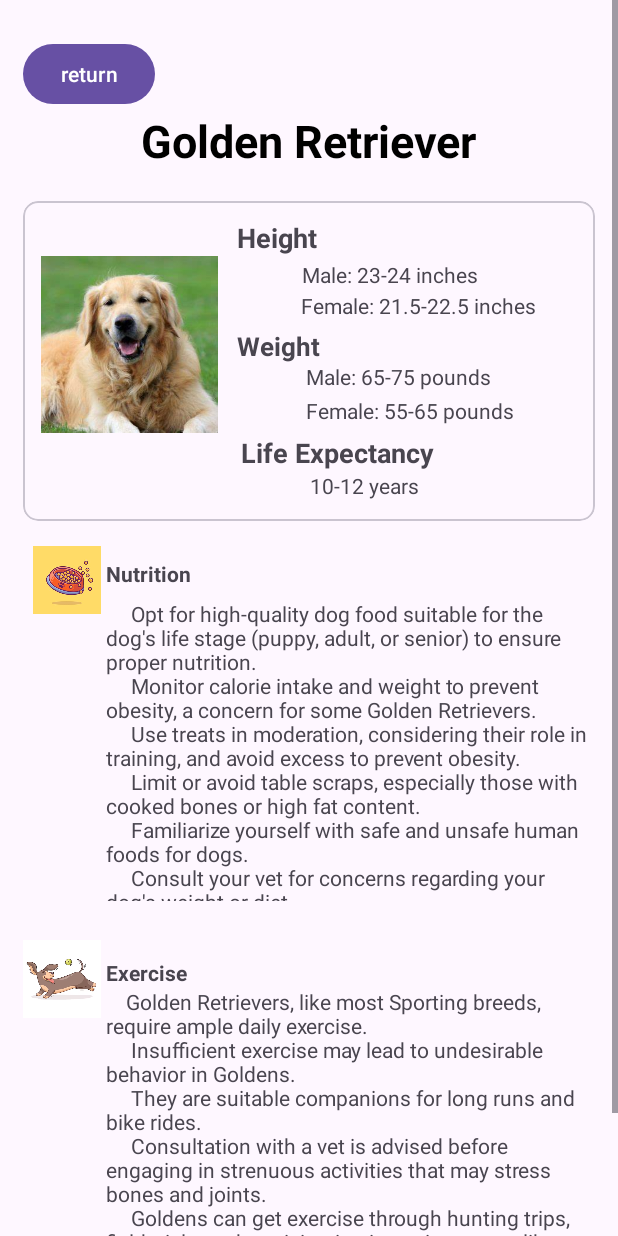
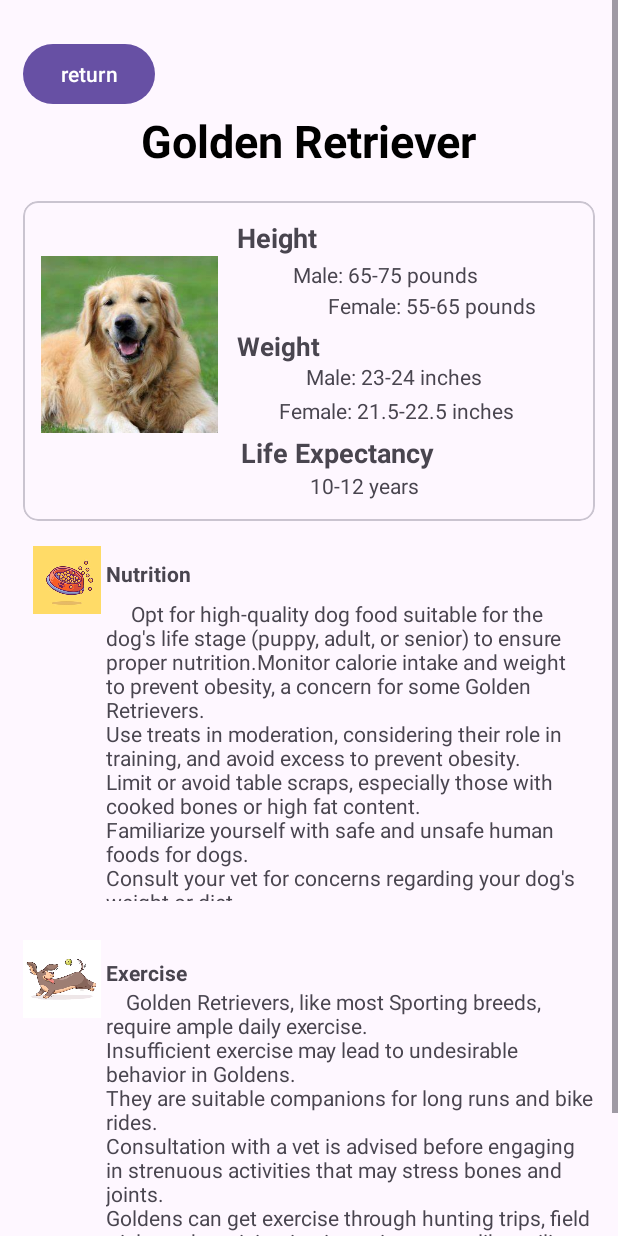
Before and after one commit to cehune/hackwestern10, an Android app: the screen it shows after launch (DogInf_2), after a tap on "Golden Retriever", on a phone screen of 412 x 824 dp. Run offline under Robolectric (Android 15) with nearby library versions, the phone set to English and light mode, and no system bars.

```diff
--- a/app/build.gradle
+++ b/app/build.gradle
@@ -30,6 +30,8 @@ android {
 
 dependencies {
 
+    implementation 'com.google.code.gson:gson:2.10.1'
+
     implementation 'androidx.appcompat:appcompat:1.6.1'
     implementation 'com.google.android.material:material:1.10.0'
     implementation 'androidx.constraintlayout:constraintlayout:2.1.4'
--- a/app/src/main/java/com/example/hackwestern10/DogInf_1.java
+++ b/app/src/main/java/com/example/hackwestern10/DogInf_1.java
@@ -39,7 +39,7 @@ public class DogInf_1 extends AppCompatActivity {
         button1.setOnClickListener(new View.OnClickListener() {
             @Override
             public void onClick(View v) {
-                open_MainActivity2();
+                open_MainActivity2("golden_retriever");
             }
 
         });
@@ -81,9 +81,11 @@ public class DogInf_1 extends AppCompatActivity {
 
     }
 
-    public void open_MainActivity2() {
+    public void open_MainActivity2(String key) {
             Intent intent1 = new Intent(this, DogInf_2.class);
+            intent1.putExtra("breed", key);
             startActivity(intent1);
+
 
         }
 
--- a/app/src/main/java/com/example/hackwestern10/DogInf_2.java
+++ b/app/src/main/java/com/example/hackwestern10/DogInf_2.java
@@ -8,14 +8,49 @@ import android.os.Bundle;
 import android.view.MenuItem;
 import android.view.View;
 import android.widget.Button;
+import android.widget.TextView;
+
+import com.example.hackwestern10.dog_information.DogInformationBase;
+import com.example.hackwestern10.dog_information.DogInformationSingle;
 
 public class DogInf_2 extends AppCompatActivity {
 
     Button back_button;
+    TextView heightMale, heightFemale, weightMale, weightFemale, lifeExpectancy, nutrition, exercise;
     @Override
     protected void onCreate(Bundle savedInstanceState) {
         super.onCreate(savedInstanceState);
         setContentView(R.layout.doginf_2);
+        String breed = getIntent().getStringExtra("breed");
+        DogInformationBase dogInformationBase =  new DogInformationBase();
+
+        DogInformationSingle dog;
+        switch(breed){
+            case "golden_retriever":
+                dog = dogInformationBase.goldenRetriever;
+                break;
+            default:
+                dog = dogInformationBase.unfound;
+                break;
+        }
+
+        heightMale = findViewById(R.id.textHeightMale);
+        heightFemale = findViewById(R.id.textHeightFemale);
+        weightFemale = findViewById(R.id.textWeightFemale);
+        weightMale = findViewById(R.id.textWeightMale);
+        lifeExpectancy = findViewById(R.id.textLifeExpectancy);
+        nutrition = findViewById(R.id.nutrition);
+        exercise = findViewById(R.id.exercise);
+
+        heightMale.setText(dog.getHeight_male());
+        heightFemale.setText(dog.getHeight_female());
+        weightFemale.setText(dog.getWeight_female());
+        weightMale.setText(dog.getWeight_male());
+        lifeExpectancy.setText(dog.getLife_expectancy());
+        nutrition.setText(dog.getNutrition());
+        exercise.setText(dog.getExercise());
+
+
 
         back_button = findViewById(R.id.back_button);
         back_button.setOnClickListener(new View.OnClickListener() {
--- /dev/null
+++ b/app/src/main/java/com/example/hackwestern10/dog_information/DogInformationBase.java
@@ -0,0 +1,29 @@
+package com.example.hackwestern10.dog_information;
+
+import com.google.gson.Gson;
+import com.google.gson.JsonObject;
+
+import java.io.File;
+import java.io.FileReader;
+import java.io.Reader;
+import java.util.Dictionary;
+import java.util.Map;
+
+public class DogInformationBase {
+    public DogInformationSingle goldenRetriever = new DogInformationSingle("Male: 23-24 inches",
+            "Female: 21.5-22.5 inches",
+            "Male: 65-75 pounds",
+            "Female: 55-65 pounds",
+            "10-12 years",
+            "     Opt for high-quality dog food suitable for the dog's life stage (puppy, adult, or senior) to ensure proper nutrition.Monitor calorie intake and weight to prevent obesity, a concern for some Golden Retrievers.\nUse treats in moderation, considering their role in training, and avoid excess to prevent obesity.\nLimit or avoid table scraps, especially those with cooked bones or high fat content.\nFamiliarize yourself with safe and unsafe human foods for dogs.\nConsult your vet for concerns regarding your dog's weight or diet.",
+            "    Golden Retrievers, like most Sporting breeds, require ample daily exercise.\nInsufficient exercise may lead to undesirable behavior in Goldens.\nThey are suitable companions for long runs and bike rides.\nConsultation with a vet is advised before engaging in strenuous activities that may stress bones and joints.\nGoldens can get exercise through hunting trips, field trials, and participation in canine sports like agility, obedience, and tracking.");
+    public DogInformationSingle unfound = new DogInformationSingle(
+            "N/A",
+            "N/A",
+            "N/A",
+            "N/A",
+            "N/A",
+            "N/A",
+            "N/A");
+
+}
--- /dev/null
+++ b/app/src/main/java/com/example/hackwestern10/dog_information/DogInformationSingle.java
@@ -0,0 +1,78 @@
+package com.example.hackwestern10.dog_information;
+
+public class DogInformationSingle {
+    private String weight_male;
+    private String weight_female;
+    private String height_male;
+    private String height_female;
+    private String life_expectancy;
+    private String nutrition;
+
+    public DogInformationSingle(String weight_male, String weight_female, String height_male, String height_female, String life_expectancy, String nutrition, String exercise) {
+        this.weight_male = weight_male;
+        this.weight_female = weight_female;
+        this.height_male = height_male;
+        this.height_female = height_female;
+        this.life_expectancy = life_expectancy;
+        this.nutrition = nutrition;
+        this.exercise = exercise;
+    }
+
+    private String exercise;
+
+    public String getWeight_male() {
+        return weight_male;
+    }
+
+    public void setWeight_male(String weight_male) {
+        this.weight_male = weight_male;
+    }
+
+    public String getWeight_female() {
+        return weight_female;
+    }
+
+    public void setWeight_female(String weight_female) {
+        this.weight_female = weight_female;
+    }
+
+    public String getHeight_male() {
+        return height_male;
+    }
+
+    public void setHeight_male(String height_male) {
+        this.height_male = height_male;
+    }
+
+    public String getHeight_female() {
+        return height_female;
+    }
+
+    public void setHeight_female(String height_female) {
+        this.height_female = height_female;
+    }
+
+    public String getLife_expectancy() {
+        return life_expectancy;
+    }
+
+    public void setLife_expectancy(String life_expectancy) {
+        this.life_expectancy = life_expectancy;
+    }
+
+    public String getNutrition() {
+        return nutrition;
+    }
+
+    public void setNutrition(String nutrition) {
+        this.nutrition = nutrition;
+    }
+
+    public String getExercise() {
+        return exercise;
+    }
+
+    public void setExercise(String exercise) {
+        this.exercise = exercise;
+    }
+}
--- /dev/null
+++ b/app/src/main/java/com/example/hackwestern10/dog_information/dog_information.json
@@ -0,0 +1,11 @@
+{
+    "golden_retriever": {
+        "height_male": "Male: 23-24 inches",
+        "height_female": "Female: 21.5-22.5 inches",
+        "weight_male": "Male: 65-75 pounds",
+        "weight_female": "Female: 55-65 pounds",
+        "life_expectancy": "10-12 years",
+        "nutrition": "     Opt for high-quality dog food suitable for the dog's life stage (puppy, adult, or senior) to ensure proper nutrition.Monitor calorie intake and weight to prevent obesity, a concern for some Golden Retrievers.\nUse treats in moderation, considering their role in training, and avoid excess to prevent obesity.\nLimit or avoid table scraps, especially those with cooked bones or high fat content.\nFamiliarize yourself with safe and unsafe human foods for dogs.\nConsult your vet for concerns regarding your dog's weight or diet.",
+        "exercise": "    Golden Retrievers, like most Sporting breeds, require ample daily exercise.\nInsufficient exercise may lead to undesirable behavior in Goldens.\nThey are suitable companions for long runs and bike rides.\nConsultation with a vet is advised before engaging in strenuous activities that may stress bones and joints.\nGoldens can get exercise through hunting trips, field trials, and participation in canine sports like agility, obedience, and tracking."
+    }
+}
--- a/app/src/main/res/layout/doginf_2.xml
+++ b/app/src/main/res/layout/doginf_2.xml
@@ -167,7 +167,7 @@
             app:srcCompat="@drawable/img_1" />
 
         <TextView
-            android:id="@+id/textView"
+            android:id="@+id/nutrition"
             android:layout_width="wrap_content"
             android:layout_height="201dp"
             android:layout_marginLeft="55dp"
@@ -199,17 +199,13 @@
             />
 
         <TextView
-            android:id="@+id/textView4"
+            android:id="@+id/exercise"
             android:layout_width="wrap_content"
             android:layout_height="wrap_content"
             android:layout_marginLeft="55dp"
             android:layout_marginTop="0dp"
 
-            android:text="    Golden Retrievers, like most Sporting breeds, require ample daily exercise.\n
-    Insufficient exercise may lead to undesirable behavior in Goldens.\n
-    They are suitable companions for long runs and bike rides.\n
-    Consultation with a vet is advised before engaging in strenuous activities that may stress bones and joints.\n
-    Goldens can get exercise through hunting trips, field trials, and participation in canine sports like agility, obedience, and tracking." />
+            android:text=""/>
 
 
 
```
